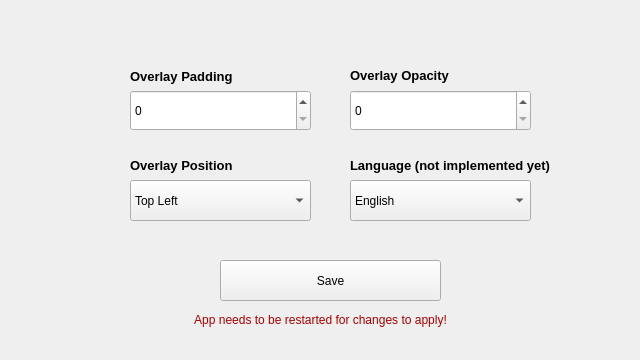
First picture: the form in src/ui/SettingsWindow.ui, repository PandaDex/TeamSpeak-6-Overlay, before the edit.
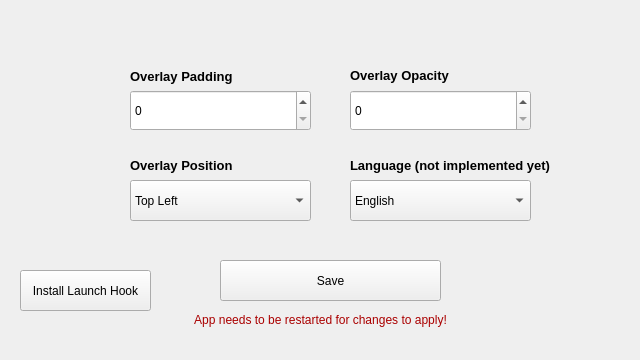
Second picture: the form after the edit. Icons and pictures are not drawn.

Commit message: few changes preparing for launch hook addition

```diff
--- a/src/ui/SettingsWindow.ui
+++ b/src/ui/SettingsWindow.ui
@@ -204,6 +204,19 @@
     <set>Qt::AlignmentFlag::AlignCenter</set>
    </property>
   </widget>
+  <widget class="QPushButton" name="pushButton">
+   <property name="geometry">
+    <rect>
+     <x>20</x>
+     <y>270</y>
+     <width>131</width>
+     <height>41</height>
+    </rect>
+   </property>
+   <property name="text">
+    <string>Install Launch Hook</string>
+   </property>
+  </widget>
  </widget>
  <resources>
   <include location="../resources.qrc"/>
```
Left out of the diff: 4 changed lines with no effect on the pictures. The commit also changes 1 other file.
